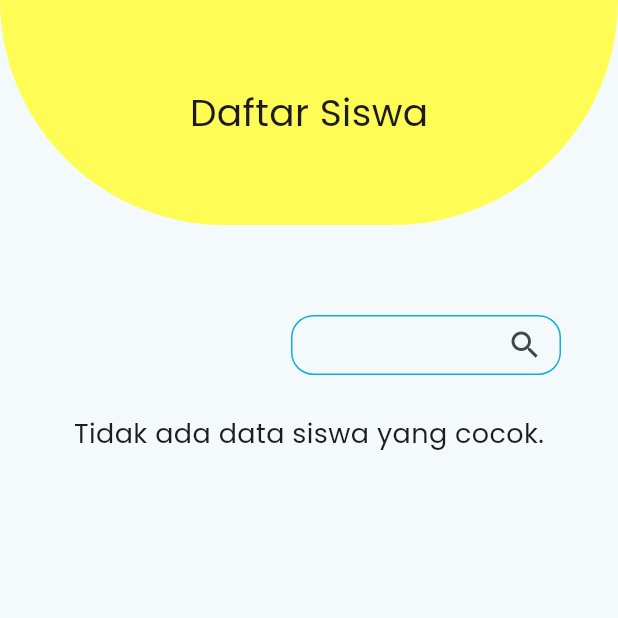
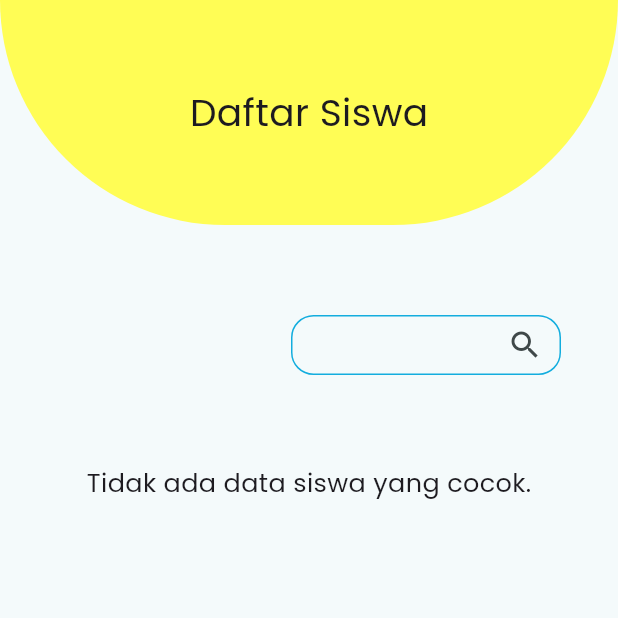
Before and after one commit to fadliaditya06/Microlearning-Mobile, a Flutter app: the DaftarSiswaPage screen opened directly, on a phone screen of 412 x 824 dp, the top half of it. Run offline on Flutter 3.47's test engine with Material 3 defaults, Android fonts, the phone set to English and light mode, and no system bars; our stand-ins replace cloud_firestore, firebase_auth, firebase_core, firebase_storage, get, google_fonts and 3 more; missing offline and left inert: syncfusion_flutter_pdfviewer; accounts and stored records are empty.

Commit message:
perbaikan search pada daftar siswa dan tampilan tambah pengajar

```diff
--- a/lib/daftar_siswa.dart
+++ b/lib/daftar_siswa.dart
@@ -30,7 +30,7 @@ class DaftarSiswaPageState extends State<DaftarSiswaPage> {
     super.dispose();
   }
 
-  // Function to manage search input changes
+  // Fungsi untuk mengelola perubahan teks pada search box
   void _onSearchChanged() {
     if (_debounce?.isActive ?? false) _debounce!.cancel();
     _debounce = Timer(const Duration(milliseconds: 500), () {
@@ -40,16 +40,22 @@ class DaftarSiswaPageState extends State<DaftarSiswaPage> {
     });
   }
 
-  // Fungsi untuk mendapatkan stream dengan filter dinamis berdasarkan _searchText
+  // Stream untuk mengambil data siswa dari Firestore
   Stream<QuerySnapshot> _getUserStream() {
+    return userCollection.where('role', isEqualTo: 'Student').snapshots();
+  }
+
+  // Fungsi untuk memfilter hasil pencarian secara lokal
+  List<QueryDocumentSnapshot> _filterSearchResults(
+      List<QueryDocumentSnapshot> documents) {
     if (_searchText.isEmpty) {
-      return userCollection.where('role', isEqualTo: 'Student').snapshots();
+      return documents;
     } else {
-      return userCollection
-          .where('role', isEqualTo: 'Student')
-          .where('name', isGreaterThanOrEqualTo: _searchText)
-          .where('name', isLessThanOrEqualTo: '$_searchText\uf8ff')
-          .snapshots();
+      return documents.where((doc) {
+        var data = doc.data() as Map<String, dynamic>;
+        var name = data['name']?.toString().toLowerCase() ?? '';
+        return name.contains(_searchText);
+      }).toList();
     }
   }
 
@@ -72,7 +78,9 @@ class DaftarSiswaPageState extends State<DaftarSiswaPage> {
               child: Center(
                 child: Text(
                   'Daftar Siswa',
-                  style: GoogleFonts.poppins(fontSize: 25),
+                  style: GoogleFonts.poppins(
+                    fontSize: 25,
+                  ),
                 ),
               ),
             ),
@@ -109,7 +117,7 @@ class DaftarSiswaPageState extends State<DaftarSiswaPage> {
               ),
             ),
 
-            // StreamBuilder to fetch data based on search query
+            // StreamBuilder untuk pengambilan data siswa
             StreamBuilder<QuerySnapshot>(
               stream: _getUserStream(),
               builder: (context, snapshot) {
@@ -117,25 +125,27 @@ class DaftarSiswaPageState extends State<DaftarSiswaPage> {
                   return const Center(child: CircularProgressIndicator());
                 }
 
-                if (!snapshot.hasData || snapshot.data!.docs.isEmpty) {
-                  return Center(
-                    child: Padding(
-                      padding: const EdgeInsets.all(16.0),
-                      child: Text(
-                        'Tidak ada data siswa yang cocok.',
-                        style: GoogleFonts.poppins(fontSize: 18),
-                      ),
+                // Jika data kosong atau tidak ada hasil pencarian
+                if (!snapshot.hasData ||
+                    _filterSearchResults(snapshot.data!.docs).isEmpty) {
+                  return Padding(
+                  padding: const EdgeInsets.only(top: 50),
+                    child: Text(
+                      'Tidak ada data siswa yang cocok.',
+                      style: GoogleFonts.poppins(fontSize: 17),
                     ),
                   );
                 }
 
+                // Filter data siswa berdasarkan pencarian
+                var filteredDocs = _filterSearchResults(snapshot.data!.docs);
+
                 return ListView.builder(
                   shrinkWrap: true,
                   physics: const NeverScrollableScrollPhysics(),
-                  itemCount: snapshot.data!.docs.length,
+                  itemCount: filteredDocs.length,
                   itemBuilder: (context, index) {
-                    var data = snapshot.data!.docs[index].data()
-                        as Map<String, dynamic>;
+                    var data = filteredDocs[index].data() as Map<String, dynamic>;
 
                     return Padding(
                       padding: const EdgeInsets.symmetric(horizontal: 16.0, vertical: 8.0),
@@ -148,7 +158,7 @@ class DaftarSiswaPageState extends State<DaftarSiswaPage> {
                           padding: const EdgeInsets.all(12.0),
                           child: Row(
                             children: [
-                              // Profile image
+                              // Foto Profil
                               CircleAvatar(
                                 radius: 30,
                                 backgroundImage:
@@ -161,10 +171,9 @@ class DaftarSiswaPageState extends State<DaftarSiswaPage> {
                               ),
                               const SizedBox(width: 12),
 
-                              // Student information
+                              // Informasi Nama dan NISN
                               SizedBox(
-                                width:
-                                    100, // fixed width to avoid text overflow
+                                width: 100,
                                 child: Column(
                                   crossAxisAlignment: CrossAxisAlignment.start,
                                   children: [
@@ -191,20 +200,20 @@ class DaftarSiswaPageState extends State<DaftarSiswaPage> {
 
                               const Spacer(),
 
-                              // Divider line
+                              // Garis
                               Padding(
                                 padding:
                                     const EdgeInsets.symmetric(horizontal: 10),
                                 child: Container(
-                                  width: 1, // Divider thickness
-                                  height: 40, // Divider height
+                                  width: 1,
+                                  height: 40,
                                   color: Colors.black,
                                 ),
                               ),
 
                               const SizedBox(width: 10),
 
-                              // Additional information
+                              // Informasi Jenis Kelamin dan Kelas
                               Expanded(
                                 child: Column(
                                   crossAxisAlignment: CrossAxisAlignment.start,
--- a/lib/tambah_pengajar.dart
+++ b/lib/tambah_pengajar.dart
@@ -89,7 +89,7 @@ class TambahPengajarState extends State<TambahPengajar> {
                 const SizedBox(width: 10),
                 Flexible(
                   child: Padding(
-                    padding: const EdgeInsets.only(right: 20.0),
+                    padding: const EdgeInsets.only(left: 10.0),
                     child: Text(
                       'Tambah Pengajar',
                       style: GoogleFonts.poppins(fontSize: 25),
```
